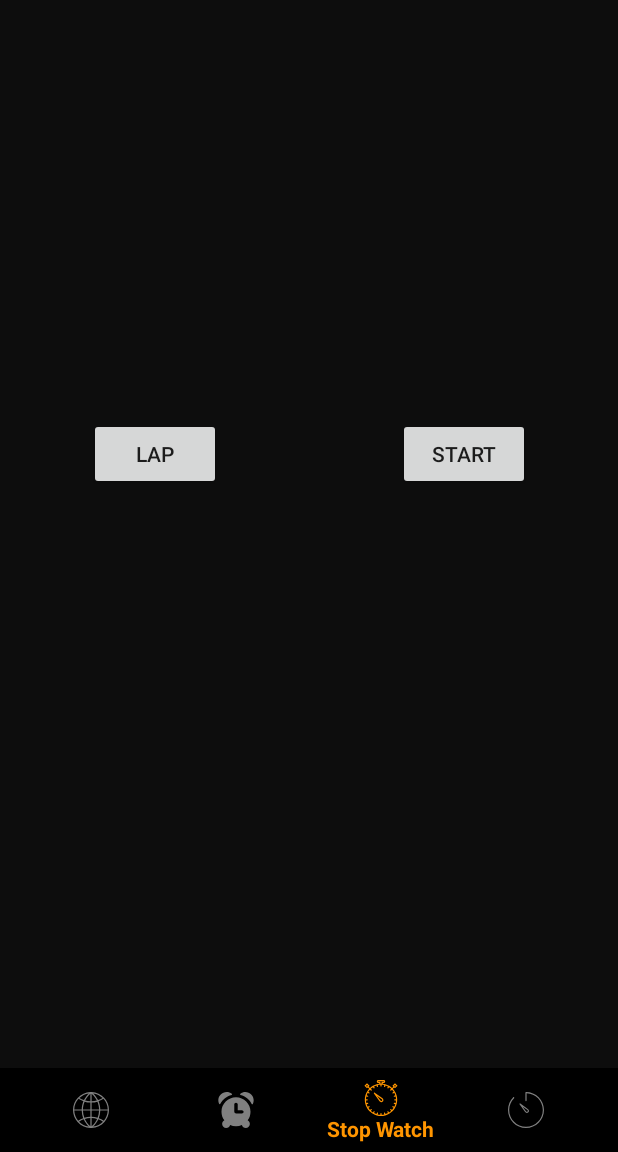
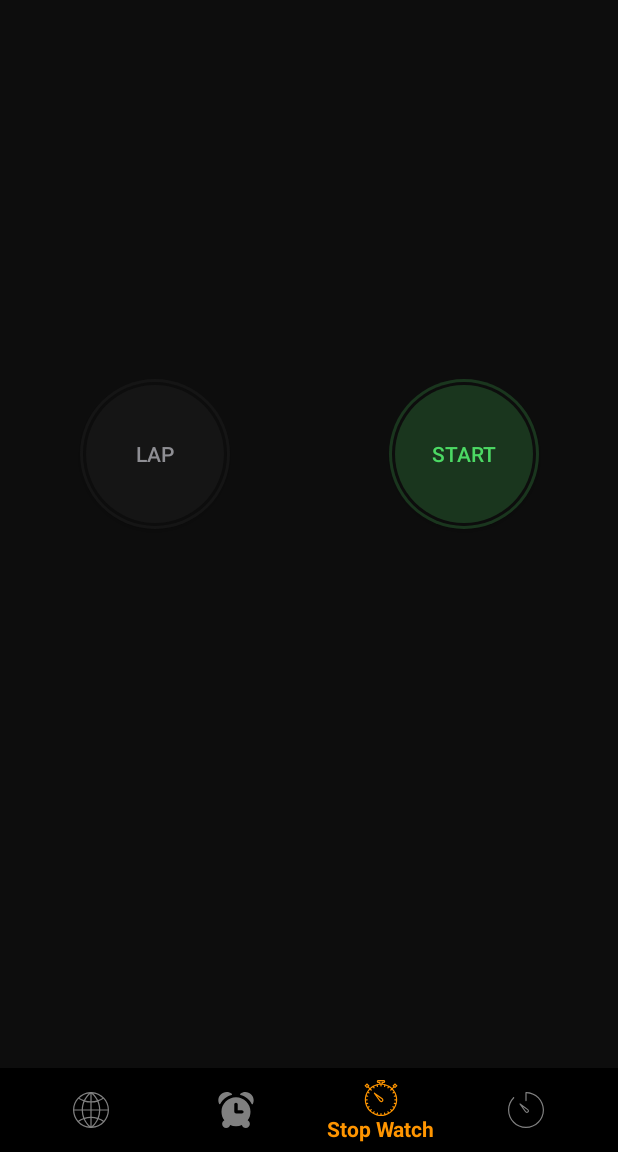
Before and after one commit to 0v3rf10wing/android-java, an Android app: the screen it shows after launch (MainActivity), item 3 of the bottom bar chosen, on a phone screen of 412 x 824 dp, the part 84-1236 px from its top. Run offline under Robolectric (Android 15) with nearby library versions, the phone set to English and light mode, and no system bars.

Commit message:
drawables for stop watch fragment added

```diff
--- /dev/null
+++ b/Clock/app/src/main/res/drawable/round_lap_disabled_button.xml
@@ -0,0 +1,29 @@
+<?xml version="1.0" encoding="utf-8"?>
+<layer-list xmlns:android="http://schemas.android.com/apk/res/android">
+    <item>
+        <shape android:shape="rectangle">
+            <corners android:radius="100dp" />
+            <solid android:color="@color/colorLapPrimaryDisabled" />
+        </shape>
+    </item>
+    <item
+        android:bottom="@dimen/outer_width"
+        android:left="@dimen/outer_width"
+        android:right="@dimen/outer_width"
+        android:top="@dimen/outer_width">
+        <shape android:shape="rectangle">
+            <corners android:radius="100dp" />
+            <solid android:color="@color/colorLapSecondaryDisabled" />
+        </shape>
+    </item>
+    <item
+        android:bottom="@dimen/inner_width"
+        android:left="@dimen/inner_width"
+        android:right="@dimen/inner_width"
+        android:top="@dimen/inner_width">
+        <shape android:shape="rectangle">
+            <corners android:radius="100dp" />
+            <solid android:color="@color/colorLapPrimaryDisabled" />
+        </shape>
+    </item>
+</layer-list>
--- /dev/null
+++ b/Clock/app/src/main/res/drawable/round_lap_enabled_button.xml
@@ -0,0 +1,29 @@
+<?xml version="1.0" encoding="utf-8"?>
+<layer-list xmlns:android="http://schemas.android.com/apk/res/android">
+    <item>
+        <shape android:shape="rectangle">
+            <corners android:radius="100dp" />
+            <solid android:color="@color/colorLapPrimaryEnabled" />
+        </shape>
+    </item>
+    <item
+        android:bottom="@dimen/outer_width"
+        android:left="@dimen/outer_width"
+        android:right="@dimen/outer_width"
+        android:top="@dimen/outer_width">
+        <shape android:shape="rectangle">
+            <corners android:radius="100dp" />
+            <solid android:color="@color/colorLapSecondaryEnabled" />
+        </shape>
+    </item>
+    <item
+        android:bottom="@dimen/inner_width"
+        android:left="@dimen/inner_width"
+        android:right="@dimen/inner_width"
+        android:top="@dimen/inner_width">
+        <shape android:shape="rectangle">
+            <corners android:radius="100dp" />
+            <solid android:color="@color/colorLapPrimaryEnabled" />
+        </shape>
+    </item>
+</layer-list>
--- /dev/null
+++ b/Clock/app/src/main/res/drawable/round_reset_button.xml
@@ -0,0 +1,29 @@
+<?xml version="1.0" encoding="utf-8"?>
+<layer-list xmlns:android="http://schemas.android.com/apk/res/android">
+    <item>
+        <shape android:shape="rectangle">
+            <corners android:radius="100dp" />
+            <solid android:color="@color/colorResetPrimary" />
+        </shape>
+    </item>
+    <item
+        android:bottom="@dimen/outer_width"
+        android:left="@dimen/outer_width"
+        android:right="@dimen/outer_width"
+        android:top="@dimen/outer_width">
+        <shape android:shape="rectangle">
+            <corners android:radius="100dp" />
+            <solid android:color="@color/colorResetSecondary" />
+        </shape>
+    </item>
+    <item
+        android:bottom="@dimen/inner_width"
+        android:left="@dimen/inner_width"
+        android:right="@dimen/inner_width"
+        android:top="@dimen/inner_width">
+        <shape android:shape="rectangle">
+            <corners android:radius="100dp" />
+            <solid android:color="@color/colorResetPrimary" />
+        </shape>
+    </item>
+</layer-list>
--- /dev/null
+++ b/Clock/app/src/main/res/drawable/round_start_button.xml
@@ -0,0 +1,29 @@
+<?xml version="1.0" encoding="utf-8"?>
+<layer-list xmlns:android="http://schemas.android.com/apk/res/android">
+    <item>
+        <shape android:shape="rectangle">
+            <corners android:radius="100dp" />
+            <solid android:color="@color/colorStartPrimary" />
+        </shape>
+    </item>
+    <item
+        android:bottom="@dimen/outer_width"
+        android:left="@dimen/outer_width"
+        android:right="@dimen/outer_width"
+        android:top="@dimen/outer_width">
+        <shape android:shape="rectangle">
+            <corners android:radius="100dp" />
+            <solid android:color="@color/colorStartSecondary" />
+        </shape>
+    </item>
+    <item
+        android:bottom="@dimen/inner_width"
+        android:left="@dimen/inner_width"
+        android:right="@dimen/inner_width"
+        android:top="@dimen/inner_width">
+        <shape android:shape="rectangle">
+            <corners android:radius="100dp" />
+            <solid android:color="@color/colorStartPrimary" />
+        </shape>
+    </item>
+</layer-list>
--- /dev/null
+++ b/Clock/app/src/main/res/drawable/round_stop_button.xml
@@ -0,0 +1,29 @@
+<?xml version="1.0" encoding="utf-8"?>
+<layer-list xmlns:android="http://schemas.android.com/apk/res/android">
+    <item>
+        <shape android:shape="rectangle">
+            <corners android:radius="100dp" />
+            <solid android:color="@color/colorStopPrimary" />
+        </shape>
+    </item>
+    <item
+        android:bottom="@dimen/outer_width"
+        android:left="@dimen/outer_width"
+        android:right="@dimen/outer_width"
+        android:top="@dimen/outer_width">
+        <shape android:shape="rectangle">
+            <corners android:radius="100dp" />
+            <solid android:color="@color/colorStopSecondary" />
+        </shape>
+    </item>
+    <item
+        android:bottom="@dimen/inner_width"
+        android:left="@dimen/inner_width"
+        android:right="@dimen/inner_width"
+        android:top="@dimen/inner_width">
+        <shape android:shape="rectangle">
+            <corners android:radius="100dp" />
+            <solid android:color="@color/colorStopPrimary" />
+        </shape>
+    </item>
+</layer-list>
--- a/Clock/app/src/main/res/layout/fragment_stop_watch.xml
+++ b/Clock/app/src/main/res/layout/fragment_stop_watch.xml
@@ -22,60 +22,69 @@
         tools:text="00 : 00 : 00" />
 
     <Button
-        android:id="@+id/btn_lap"
-        android:layout_width="wrap_content"
-        android:layout_height="wrap_content"
+        android:id="@+id/btn_reset"
+        android:layout_width="@dimen/button_width"
+        android:layout_height="@dimen/button_height"
         android:layout_marginStart="8dp"
         android:layout_marginTop="8dp"
         android:layout_marginEnd="8dp"
         android:layout_marginBottom="8dp"
-        android:text="@string/lap"
+        android:background="@drawable/round_reset_button"
+        android:text="@string/reset"
+        android:textColor="@color/colorOnResetPrimary"
         app:layout_constraintBottom_toTopOf="@+id/guideline2"
         app:layout_constraintEnd_toStartOf="@+id/guideline3"
         app:layout_constraintStart_toStartOf="parent"
         app:layout_constraintTop_toTopOf="@+id/guideline" />
 
     <Button
-        android:id="@+id/btn_reset"
-        android:layout_width="wrap_content"
-        android:layout_height="wrap_content"
+        android:id="@+id/btn_lap"
+        android:layout_width="@dimen/button_width"
+        android:layout_height="@dimen/button_height"
         android:layout_marginStart="8dp"
         android:layout_marginTop="8dp"
         android:layout_marginEnd="8dp"
         android:layout_marginBottom="8dp"
-        android:text="@string/reset"
+        android:background="@drawable/round_lap_disabled_button"
+        android:text="@string/lap"
+        android:textColor="@color/colorOnLapPrimaryDisabled"
         app:layout_constraintBottom_toTopOf="@+id/guideline2"
         app:layout_constraintEnd_toStartOf="@+id/guideline3"
         app:layout_constraintStart_toStartOf="parent"
         app:layout_constraintTop_toTopOf="@+id/guideline" />
 
     <Button
-        android:id="@+id/btn_start"
-        android:layout_width="wrap_content"
-        android:layout_height="wrap_content"
+        android:id="@+id/btn_stop"
+        android:layout_width="@dimen/button_width"
+        android:layout_height="@dimen/button_height"
         android:layout_marginStart="8dp"
         android:layout_marginTop="8dp"
         android:layout_marginEnd="8dp"
         android:layout_marginBottom="8dp"
+        android:background="@drawable/round_stop_button"
+        android:text="@string/stop"
+        android:textColor="@color/colorOnStopPrimary"
         app:layout_constraintBottom_toTopOf="@+id/guideline2"
         app:layout_constraintEnd_toEndOf="parent"
         app:layout_constraintStart_toStartOf="@+id/guideline3"
-        app:layout_constraintTop_toTopOf="@+id/guideline"
-        android:text="@string/start"/>
+        app:layout_constraintTop_toTopOf="@+id/guideline" />
 
     <Button
-        android:id="@+id/btn_stop"
-        android:layout_width="wrap_content"
-        android:layout_height="wrap_content"
+        android:id="@+id/btn_start"
+        android:layout_width="@dimen/button_width"
+        android:layout_height="@dimen/button_height"
         android:layout_marginStart="8dp"
         android:layout_marginTop="8dp"
         android:layout_marginEnd="8dp"
         android:layout_marginBottom="8dp"
+        android:background="@drawable/round_start_button"
+        android:text="@string/start"
+        android:textColor="@color/colorOnStartPrimary"
         app:layout_constraintBottom_toTopOf="@+id/guideline2"
         app:layout_constraintEnd_toEndOf="parent"
         app:layout_constraintStart_toStartOf="@+id/guideline3"
-        app:layout_constraintTop_toTopOf="@+id/guideline"
-        android:text="@string/stop"/>
+        app:layout_constraintTop_toTopOf="@+id/guideline" />
+
 
     <ScrollView
         android:id="@+id/lap_main_container"
--- a/Clock/app/src/main/res/values/colors.xml
+++ b/Clock/app/src/main/res/values/colors.xml
@@ -10,4 +10,25 @@
     <color name="colorLineSeparator">#333333</color>
     <color name="colorOnTimeDifference">#8E8E93</color>
     <color name="colorOnPrimaryDisabled">#8E8E93</color>
+
+    <!--for start stop lap reset button-->
+    <color name="colorStartPrimary">#1A361E</color>
+    <color name="colorStartSecondary">#0D0D0D</color>
+    <color name="colorOnStartPrimary">#4CD964</color>
+
+    <color name="colorStopPrimary">#3D1614</color>
+    <color name="colorStopSecondary">#0D0D0D</color>
+    <color name="colorOnStopPrimary">#FF3B30</color>
+
+    <color name="colorResetPrimary">#3D3D3D</color>
+    <color name="colorResetSecondary">#0D0D0D</color>
+    <color name="colorOnResetPrimary">#FFFFFF</color>
+
+    <color name="colorLapPrimaryEnabled">#3D3D3D</color>
+    <color name="colorLapSecondaryEnabled">#0D0D0D</color>
+    <color name="colorOnLapPrimaryEnabled">#FFFFFF</color>
+
+    <color name="colorLapPrimaryDisabled">#151515</color>
+    <color name="colorLapSecondaryDisabled">#0D0D0D</color>
+    <color name="colorOnLapPrimaryDisabled">#8E8E93</color>
 </resources>
--- a/Clock/app/src/main/res/values/dimens.xml
+++ b/Clock/app/src/main/res/values/dimens.xml
@@ -3,4 +3,10 @@
     <dimen name="activity_padding">16dp</dimen>
     <dimen name="activity_margin">16dp</dimen>
     <dimen name="card_view_height">105dp</dimen>
+
+    //for start stop lap reset button
+    <dimen name="button_width">100dp</dimen>
+    <dimen name="button_height">100dp</dimen>
+    <dimen name="outer_width">2dp</dimen>
+    <dimen name="inner_width">4dp</dimen>
 </resources>
```
